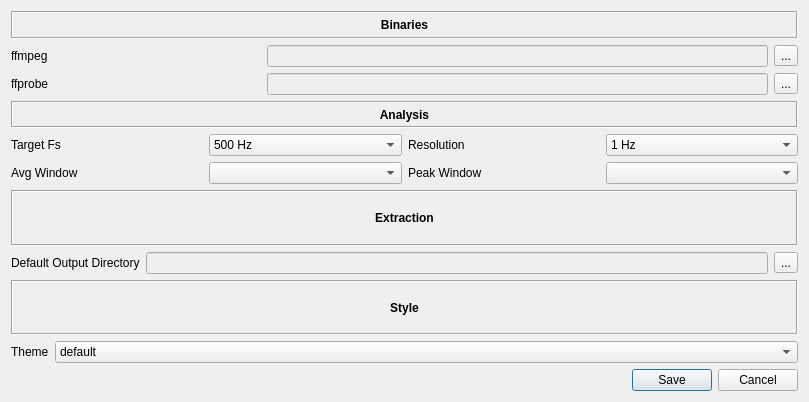
Qt form src/main/python/ui/preferences.ui (3ll3d00d/beqdesigner) before a commit.
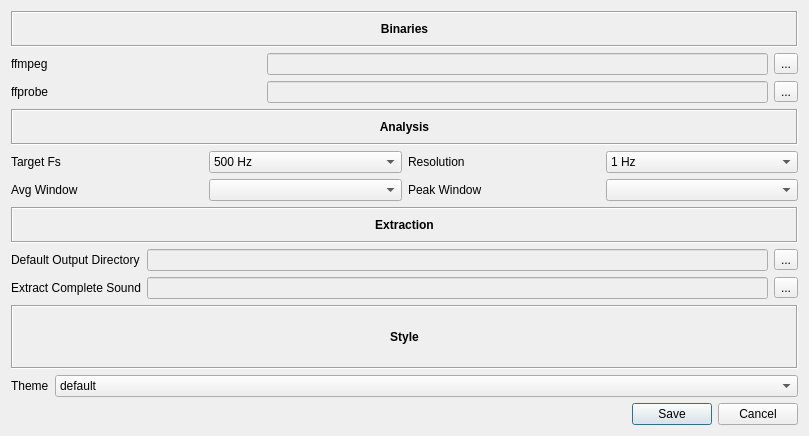
The same form after that commit.

Commit message: play a sound when extraction completes #25

```diff
--- a/src/main/python/ui/preferences.ui
+++ b/src/main/python/ui/preferences.ui
@@ -7,7 +7,7 @@
     <x>0</x>
     <y>0</y>
     <width>809</width>
-    <height>402</height>
+    <height>436</height>
    </rect>
   </property>
   <property name="windowTitle">
@@ -232,6 +232,27 @@
          </property>
         </widget>
        </item>
+       <item row="2" column="0">
+        <widget class="QLabel" name="extractCompleteAudioFileLabel">
+         <property name="text">
+          <string>Extract Complete Sound</string>
+         </property>
+        </widget>
+       </item>
+       <item row="2" column="1">
+        <widget class="QLineEdit" name="extractCompleteAudioFile">
+         <property name="enabled">
+          <bool>false</bool>
+         </property>
+        </widget>
+       </item>
+       <item row="2" column="2">
+        <widget class="QToolButton" name="extractCompleteAudioFilePicker">
+         <property name="text">
+          <string>...</string>
+         </property>
+        </widget>
+       </item>
       </layout>
      </item>
      <item>
```
Left out of the diff: 25 changed lines with no effect on the pictures. The commit also changes 3 other files.
